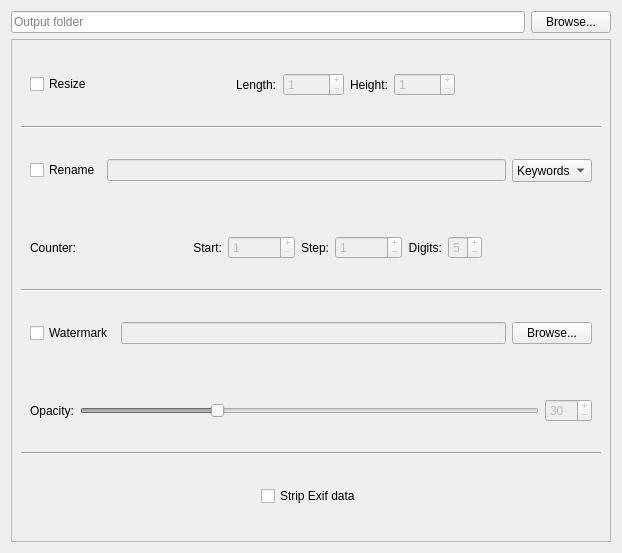
Old version of the form gui/outputtab.ui in the repository gramanas/rrwc.
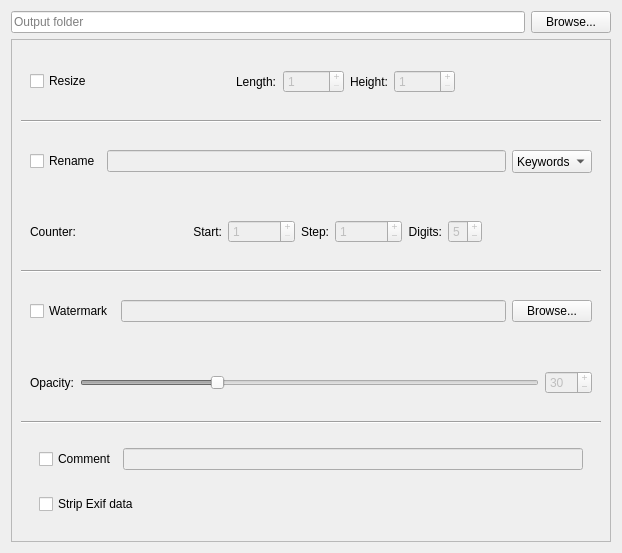
New version of the form.

Commit message: enable comments

Diff of the .ui file:
```diff
--- a/gui/outputtab.ui
+++ b/gui/outputtab.ui
@@ -454,22 +454,35 @@
         <property name="frameShadow">
          <enum>QFrame::Plain</enum>
         </property>
+        <layout class="QVBoxLayout" name="verticalLayout_2">
+         <item>
+          <widget class="QWidget" name="wComment" native="true">
+           <layout class="QHBoxLayout" name="horizontalLayout_7">
+            <item>
+             <widget class="QCheckBox" name="comment">
+              <property name="text">
+               <string>Comment</string>
+              </property>
+             </widget>
+            </item>
+            <item>
+             <widget class="QLineEdit" name="inputComment">
+              <property name="enabled">
+               <bool>false</bool>
+              </property>
+             </widget>
+            </item>
+           </layout>
+          </widget>
+         </item>
+         <item>
+          <widget class="QWidget" name="wStripMetadata" native="true">
         <layout class="QHBoxLayout" name="horizontalLayout_4">
          <item>
-          <spacer name="horizontalSpacer_7">
-           <property name="orientation">
-            <enum>Qt::Horizontal</enum>
-           </property>
-           <property name="sizeHint" stdset="0">
-            <size>
-             <width>40</width>
-             <height>20</height>
-            </size>
-           </property>
-          </spacer>
-         </item>
-         <item>
-          <widget class="QCheckBox" name="stripExifData">
+             <widget class="QCheckBox" name="stripMetadata">
+              <property name="toolTip">
+               <string>Preserves the above comment, in case you set it.</string>
+              </property>
            <property name="text">
             <string>Strip Exif data</string>
            </property>
@@ -496,6 +509,9 @@
    </item>
   </layout>
  </widget>
+   </item>
+  </layout>
+ </widget>
  <resources/>
  <connections>
   <connection>
```
Left out of the diff: 76 changed lines with no effect on the pictures. Lines whose indentation alone changed are shown as unchanged. The commit also changes 10 other files.
